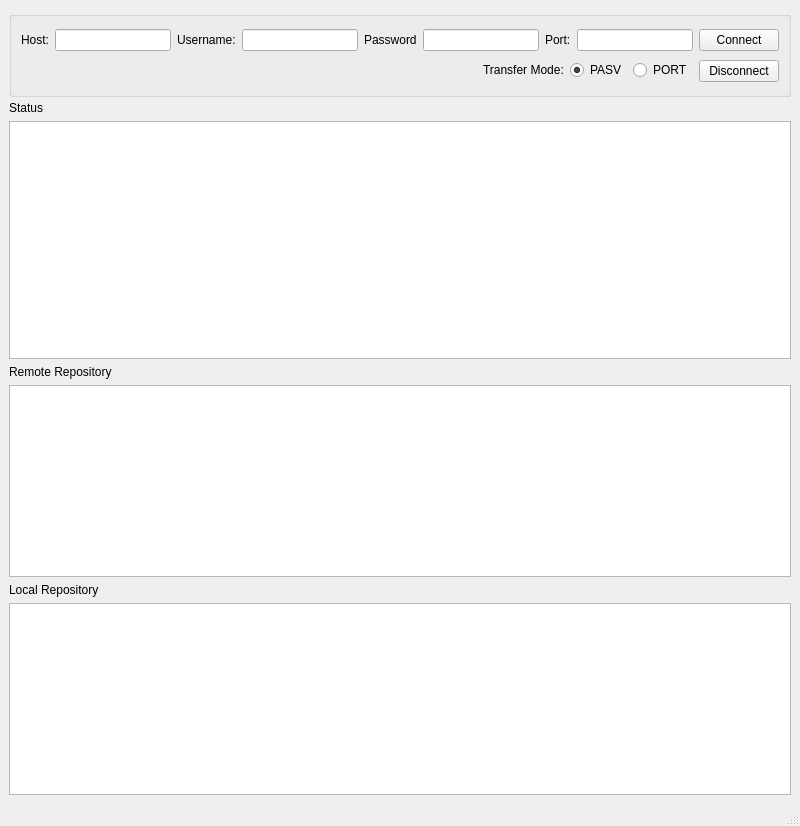
Above: main_window.ui from myosotisx/FTPClient-in-Cpp before the change. Below: the same form after it.
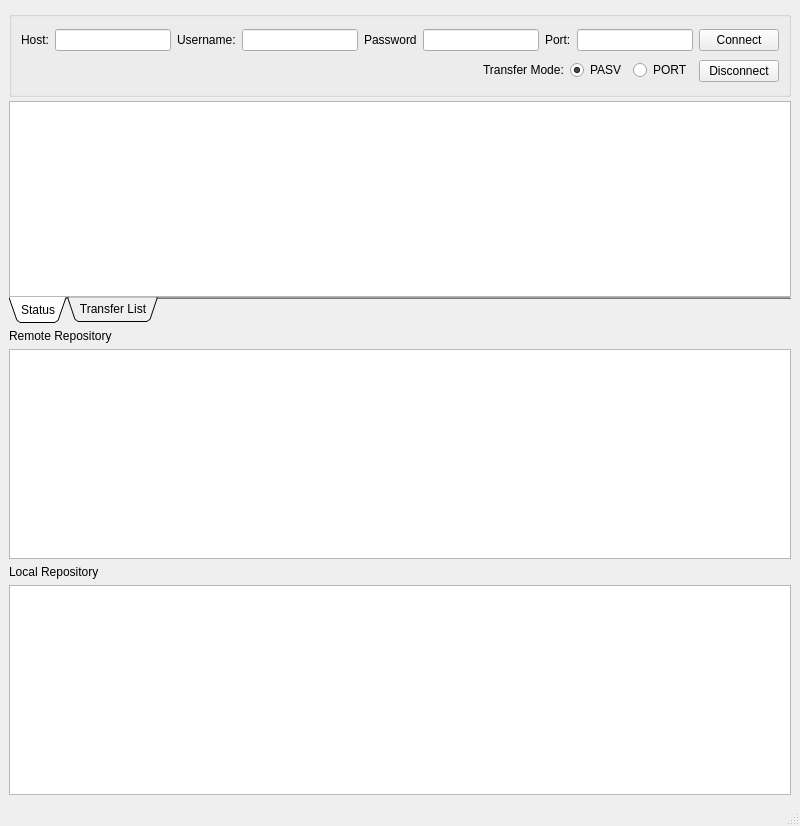
That is the form after the change.

The edit to the form file:
```diff
--- a/main_window.ui
+++ b/main_window.ui
@@ -14,7 +14,7 @@
    <string>MainWindow</string>
   </property>
   <widget class="QWidget" name="centralwidget">
-   <layout class="QVBoxLayout" name="verticalLayout" stretch="2,0,2,0,0,0,0">
+   <layout class="QVBoxLayout" name="verticalLayout">
     <item>
      <widget class="QGroupBox" name="groupBox">
       <property name="minimumSize">
@@ -163,15 +163,105 @@
      </widget>
     </item>
     <item>
-     <widget class="QLabel" name="label">
-      <property name="text">
-       <string>Status</string>
+     <widget class="QTabWidget" name="tabWidget">
+      <property name="autoFillBackground">
+       <bool>false</bool>
       </property>
+      <property name="styleSheet">
+       <string notr="true"/>
+      </property>
+      <property name="tabPosition">
+       <enum>QTabWidget::South</enum>
+      </property>
+      <property name="tabShape">
+       <enum>QTabWidget::Triangular</enum>
+      </property>
+      <property name="currentIndex">
+       <number>0</number>
+      </property>
+      <property name="iconSize">
+       <size>
+        <width>16</width>
+        <height>16</height>
+       </size>
+      </property>
+      <property name="elideMode">
+       <enum>Qt::ElideRight</enum>
+      </property>
+      <property name="usesScrollButtons">
+       <bool>false</bool>
+      </property>
+      <property name="documentMode">
+       <bool>true</bool>
+      </property>
+      <property name="tabsClosable">
+       <bool>false</bool>
+      </property>
+      <property name="tabBarAutoHide">
+       <bool>true</bool>
+      </property>
+      <widget class="QWidget" name="statusTab">
+       <property name="autoFillBackground">
+        <bool>false</bool>
+       </property>
+       <property name="styleSheet">
+        <string notr="true"/>
+       </property>
+       <attribute name="title">
+        <string>Status</string>
+       </attribute>
+       <layout class="QHBoxLayout" name="horizontalLayout_4">
+        <property name="spacing">
+         <number>0</number>
+        </property>
+        <property name="leftMargin">
+         <number>0</number>
+        </property>
+        <property name="topMargin">
+         <number>0</number>
+        </property>
+        <property name="rightMargin">
+         <number>0</number>
+        </property>
+        <property name="bottomMargin">
+         <number>0</number>
+        </property>
+        <item>
+         <widget class="QTextBrowser" name="infoBrowser">
+          <property name="styleSheet">
+           <string notr="true"/>
+          </property>
+         </widget>
+        </item>
+       </layout>
+      </widget>
+      <widget class="QWidget" name="listTab">
+       <attribute name="title">
+        <string>Transfer List</string>
+       </attribute>
+       <layout class="QHBoxLayout" name="horizontalLayout_5">
+        <property name="spacing">
+         <number>0</number>
+        </property>
+        <property name="leftMargin">
+         <number>0</number>
+        </property>
+        <property name="topMargin">
+         <number>0</number>
+        </property>
+        <property name="rightMargin">
+         <number>0</number>
+        </property>
+        <property name="bottomMargin">
+         <number>0</number>
+        </property>
+        <item>
+         <widget class="QTreeView" name="transferListView"/>
+        </item>
+       </layout>
+      </widget>
      </widget>
     </item>
-    <item>
-     <widget class="QTextBrowser" name="infoBroser"/>
-    </item>
     <item>
      <widget class="QLabel" name="label_2">
       <property name="text">
@@ -184,6 +274,9 @@
       <property name="contextMenuPolicy">
        <enum>Qt::CustomContextMenu</enum>
       </property>
+      <property name="styleSheet">
+       <string notr="true">QTextBroser { background-color: rgb(255, 255, 255, 0)}</string>
+      </property>
       <property name="sortingEnabled">
        <bool>false</bool>
       </property>
```
